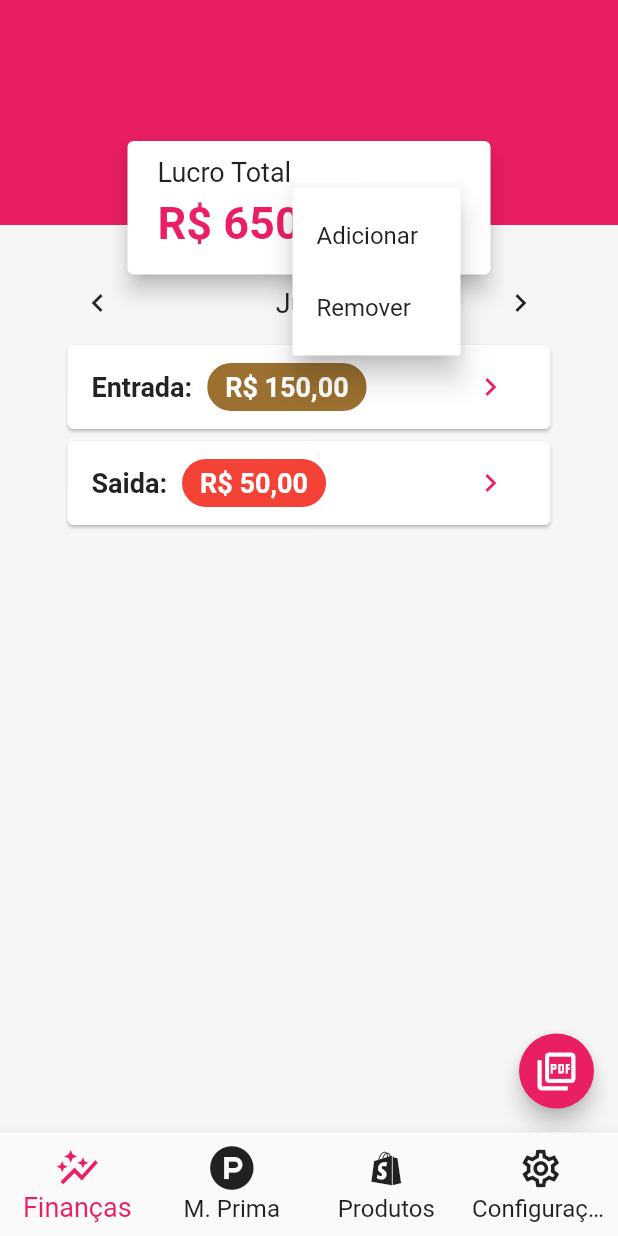
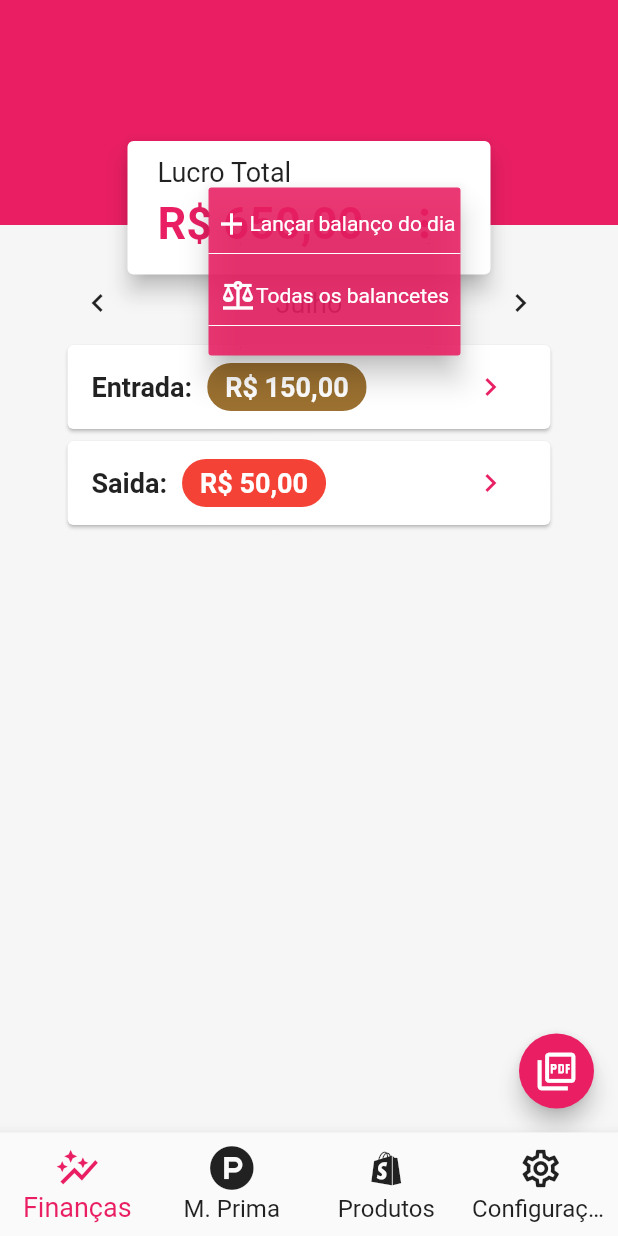
Before and after one commit to Jo-Analyst/app-good-taste, a Flutter app: the screen it shows after launch, after a tap on the "more vert" icon, on a phone screen of 412 x 824 dp. Run offline on Flutter 3.47's test engine with Material 2 defaults, Android fonts, the phone set to English and light mode, and no system bars; our stand-ins replace font_awesome_flutter, sqflite; accounts and stored records are empty.

Commit message:
montando layout do pop menu

```diff
--- a/lib/app/page/movement_details_page.dart
+++ b/lib/app/page/movement_details_page.dart
@@ -1,4 +1,4 @@
-import 'package:app_good_taste/app/template/balance_sheet_page.dart';
+import 'package:app_good_taste/app/page/balance_sheet_page.dart';
 import 'package:flutter/material.dart';
 import 'package:app_good_taste/app/template/movement_details_template.dart';
 
@@ -34,31 +34,9 @@ class MovementDetailsPage extends StatelessWidget {
                   height: 150,
                   width: double.infinity,
                   color: Theme.of(context).primaryColor,
-                  child: Container(
-                    margin: const EdgeInsets.only(bottom: 20),
-                    child: const Row(
-                      mainAxisAlignment: MainAxisAlignment.spaceBetween,
-                      children: [
-                        // Container(
-                        //   margin: const EdgeInsets.only(left: 20),
-                        //   child: const Text(
-                        //     'Bom Paladar',
-                        //     style: TextStyle(
-                        //       fontSize: 25,
-                        //       color: Colors.white,
-                        //       fontWeight: FontWeight.w900,
-                        //     ),
-                        //   ),
-                        // ),
-                      ],
-                    ),
-                  ),
                 ),
                 const SizedBox(height: 28),
                 const SlideMonth(),
-
-                // const SizedBox(height: 5),
-                // const SizedBox(height: 20),
                 const Column(
                   children: [
                     MovementDetailsTemplate(price: 150, description: "Entrada"),
@@ -97,30 +75,68 @@ class MovementDetailsPage extends StatelessWidget {
                           ),
                         ),
                         PopupMenuButton(
-                          // color: Colors.white,
+                          // color: const Color.fromRGBO(233, 30, 98, 0.877),
+                          icon: Icon(
+                            Icons.more_vert,
+                            color: Colors.pink.shade500,
+                          ),
                           iconSize: 30,
                           itemBuilder: (BuildContext context) =>
                               <PopupMenuEntry<String>>[
                             const PopupMenuItem(
-                              value: "add",
-                              child: Text("Adicionar"),
+                              padding: EdgeInsets.zero,
+                              value: "balance-of-the-day",
+                              child: Column(
+                                children: [
+                                  Row(
+                                    mainAxisAlignment: MainAxisAlignment.center,
+                                    children: [
+                                      Icon(
+                                        Icons.add,
+                                        color: Colors.white,
+                                      ),
+                                      Text("Lançar balanço do dia"),
+                                    ],
+                                  ),
+                                  Divider(
+                                    color: Colors.white,
+                                  )
+                                ],
+                              ),
                             ),
                             const PopupMenuItem(
-                              value: "remove",
-                              child: Text("Remover"),
+                              value: "all-balance-sheets",
+                              padding: EdgeInsets.zero,
+                              child: Column(
+                                children: [
+                                  Row(
+                                    mainAxisAlignment: MainAxisAlignment.center,
+                                    children: [
+                                      Icon(
+                                        Icons.balance,
+                                        color: Colors.white,
+                                      ),
+                                      Text(
+                                        "Todas os balancetes",
+                                      ),
+                                    ],
+                                  ),
+                                  Divider(
+                                    color: Colors.white,
+                                  )
+                                ],
+                              ),
                             ),
                           ],
                           onSelected: (value) {
-                            if (value == "add") {
+                            if (value == "balance-of-the-day") {
                               Navigator.push(
                                 context,
                                 MaterialPageRoute(
                                   builder: (_) => const BalanceteSheetPage(),
                                 ),
                               );
-                            } else if (value == "remove") {
-                              print("remove");
-                            }
+                            } else if (value == "all-balance-sheets") {}
                           },
                         ),
                       ],
--- a/lib/main.dart
+++ b/lib/main.dart
@@ -20,6 +20,11 @@ class AppGoodTaste extends StatelessWidget {
         scaffoldBackgroundColor: const Color.fromARGB(179, 246, 245, 245),
         primarySwatch: Colors.pink,
         primaryColor: Colors.pink[500],
+        popupMenuTheme: const PopupMenuThemeData(
+          textStyle: TextStyle(color: Colors.white),
+          color: Color.fromRGBO(233, 30, 98, 0.877)
+        ),
+        // iconTheme: const IconThemeData(color: Colors.white),
         textTheme: const TextTheme(
           displayLarge: TextStyle(
             fontSize: 18,
```
Also changed, not shown: lib/app/page/balance_sheet_page.dart (added, +131 -0 lines), lib/app/template/balance_sheet_Page.dart (deleted, +0 -131 lines).
